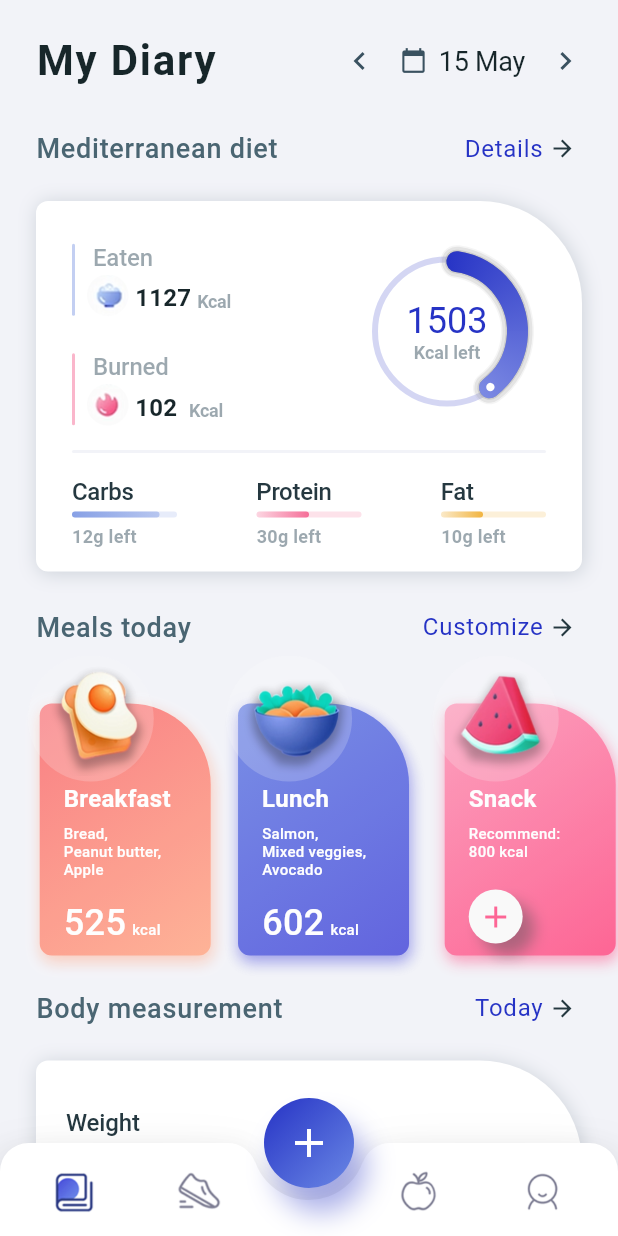
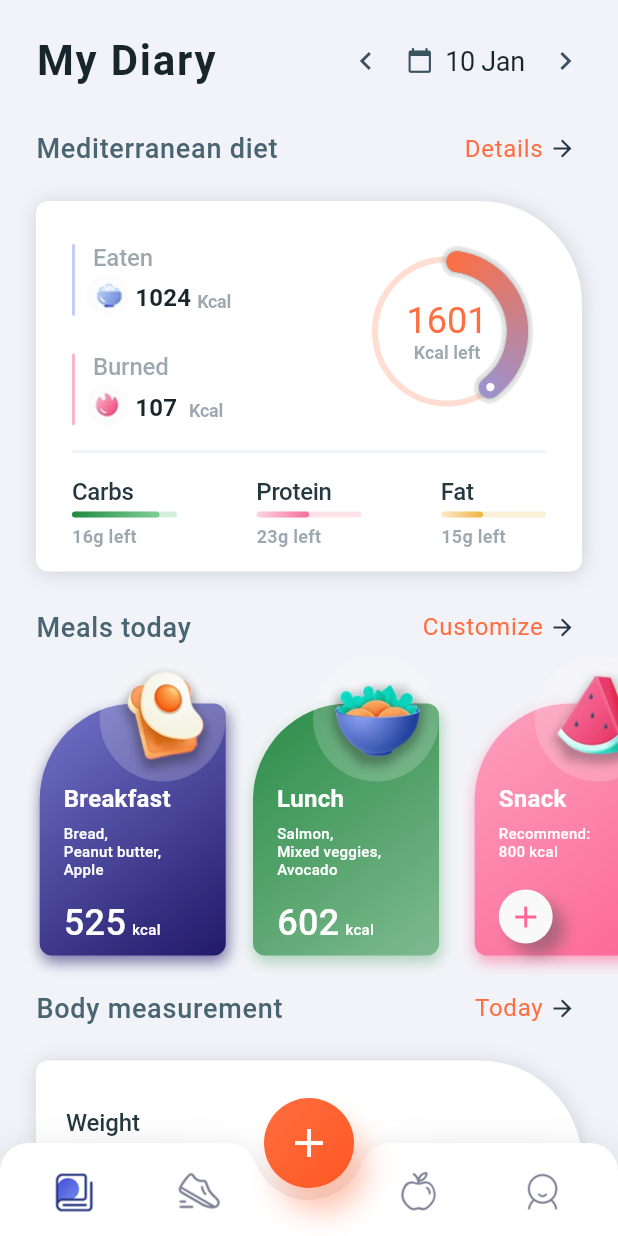
Before and after one commit to md-shahin-miah/Health-Assistance, a Flutter app: the FitnessAppHomeScreen screen opened directly, on a phone screen of 412 x 824 dp. Run offline on Flutter 3.47's test engine with Material 2 defaults, Android fonts, the light colour scheme and no system bars.

Commit message:
updated ui with their list

```diff
--- a/lib/app_theme.dart
+++ b/lib/app_theme.dart
@@ -6,7 +6,7 @@ class AppTheme {
   static const Color notWhite = Color(0xFFEDF0F2);
   static const Color nearlyWhite = Color(0xFFFEFEFE);
   static const Color white = Color(0xFFFFFFFF);
-  static const Color nearlyBlack = Color(0xFF213333);
+  static const Color nearlyDeepOrange = Colors.deepOrange;
   static const Color grey = Color(0xFF3A5160);
   static const Color dark_grey = Color(0xFF313A44);
 
--- a/lib/fitness_app/bottom_navigation_view/bottom_bar_view.dart
+++ b/lib/fitness_app/bottom_navigation_view/bottom_bar_view.dart
@@ -141,10 +141,10 @@ class _BottomBarViewState extends State<BottomBarView>
                       // alignment: Alignment.center,s
                       decoration: BoxDecoration(
                         color: FitnessAppTheme.nearlyDarkBlue,
-                        gradient: LinearGradient(
+                        gradient: const LinearGradient(
                             colors: [
                               FitnessAppTheme.nearlyDarkBlue,
-                              HexColor('#6A88E5'),
+                              FitnessAppTheme.nearlyBlue,
                             ],
                             begin: Alignment.topLeft,
                             end: Alignment.bottomRight),
--- a/lib/fitness_app/fitness_app_theme.dart
+++ b/lib/fitness_app/fitness_app_theme.dart
@@ -5,9 +5,9 @@ class FitnessAppTheme {
   static const Color nearlyWhite = Color(0xFFFAFAFA);
   static const Color white = Color(0xFFFFFFFF);
   static const Color background = Color(0xFFF2F3F8);
-  static const Color nearlyDarkBlue = Color(0xFF2633C5);
+  static const Color nearlyDarkBlue = Colors.deepOrangeAccent;
 
-  static const Color nearlyBlue = Color(0xFF00B6F0);
+  static const Color nearlyBlue = Colors.deepOrange;
   static const Color nearlyBlack = Color(0xFF213333);
   static const Color grey = Color(0xFF3A5160);
   static const Color dark_grey = Color(0xFF313A44);
--- a/lib/fitness_app/models/meals_list_data.dart
+++ b/lib/fitness_app/models/meals_list_data.dart
@@ -21,16 +21,17 @@ class MealsListData {
       titleTxt: 'Breakfast',
       kacl: 525,
       meals: <String>['Bread,', 'Peanut butter,', 'Apple'],
-      startColor: '#FA7D82',
-      endColor: '#FFB295',
+      startColor: '#6F72CA',
+      endColor: '#1E1466',
+
     ),
     MealsListData(
       imagePath: 'assets/fitness_app/lunch.png',
       titleTxt: 'Lunch',
       kacl: 602,
       meals: <String>['Salmon,', 'Mixed veggies,', 'Avocado'],
-      startColor: '#738AE6',
-      endColor: '#5C5EDD',
+      startColor: '#21883F',
+      endColor: '#79B78B',
     ),
     MealsListData(
       imagePath: 'assets/fitness_app/snack.png',
@@ -45,8 +46,8 @@ class MealsListData {
       titleTxt: 'Dinner',
       kacl: 0,
       meals: <String>['Recommend:', '703 kcal'],
-      startColor: '#6F72CA',
-      endColor: '#1E1466',
+      startColor: '#FA7D82',
+      endColor: '#FFB295',
     ),
   ];
 }
--- a/lib/fitness_app/my_diary/meals_list_view.dart
+++ b/lib/fitness_app/my_diary/meals_list_view.dart
@@ -104,7 +104,7 @@ class MealsView extends StatelessWidget {
             transform: Matrix4.translationValues(
                 100 * (1.0 - animation!.value), 0.0, 0.0),
             child: SizedBox(
-              width: 130,
+              width: 140,
               child: Stack(
                 children: <Widget>[
                   Padding(
@@ -130,8 +130,8 @@ class MealsView extends StatelessWidget {
                         borderRadius: const BorderRadius.only(
                           bottomRight: Radius.circular(8.0),
                           bottomLeft: Radius.circular(8.0),
-                          topLeft: Radius.circular(8.0),
-                          topRight: Radius.circular(54.0),
+                          topLeft: Radius.circular(64.0),
+                          topRight: Radius.circular(8.0),
                         ),
                       ),
                       child: Padding(
@@ -235,7 +235,7 @@ class MealsView extends StatelessWidget {
                   ),
                   Positioned(
                     top: 0,
-                    left: 0,
+                    right: 8,
                     child: Container(
                       width: 84,
                       height: 84,
@@ -247,7 +247,7 @@ class MealsView extends StatelessWidget {
                   ),
                   Positioned(
                     top: 0,
-                    left: 8,
+                    right: 8,
                     child: SizedBox(
                       width: 80,
                       height: 80,
--- a/lib/fitness_app/my_diary/my_diary_screen.dart
+++ b/lib/fitness_app/my_diary/my_diary_screen.dart
@@ -272,7 +272,7 @@ class _MyDiaryScreenState extends State<MyDiaryScreen>
                                 borderRadius: const BorderRadius.all(
                                     Radius.circular(32.0)),
                                 onTap: () {},
-                                child: Center(
+                                child: const Center(
                                   child: Icon(
                                     Icons.keyboard_arrow_left,
                                     color: FitnessAppTheme.grey,
@@ -286,9 +286,9 @@ class _MyDiaryScreenState extends State<MyDiaryScreen>
                                 right: 8,
                               ),
                               child: Row(
-                                children: <Widget>[
+                                children: const <Widget>[
                                   Padding(
-                                    padding: const EdgeInsets.only(right: 8),
+                                    padding: EdgeInsets.only(right: 8),
                                     child: Icon(
                                       Icons.calendar_today,
                                       color: FitnessAppTheme.grey,
@@ -296,7 +296,7 @@ class _MyDiaryScreenState extends State<MyDiaryScreen>
                                     ),
                                   ),
                                   Text(
-                                    '15 May',
+                                    '10 Jan',
                                     textAlign: TextAlign.left,
                                     style: TextStyle(
                                       fontFamily: FitnessAppTheme.fontName,
@@ -317,7 +317,7 @@ class _MyDiaryScreenState extends State<MyDiaryScreen>
                                 borderRadius: const BorderRadius.all(
                                     Radius.circular(32.0)),
                                 onTap: () {},
-                                child: Center(
+                                child: const Center(
                                   child: Icon(
                                     Icons.keyboard_arrow_right,
                                     color: FitnessAppTheme.grey,
--- a/lib/fitness_app/training/training_screen.dart
+++ b/lib/fitness_app/training/training_screen.dart
@@ -252,7 +252,7 @@ class _TrainingScreenState extends State<TrainingScreen>
                                     ),
                                   ),
                                   Text(
-                                    "15 May",
+                                    "10 Jan",
                                     textAlign: TextAlign.left,
                                     style: TextStyle(
                                       fontFamily: FitnessAppTheme.fontName,
--- a/lib/fitness_app/ui_view/mediterranean_diet_view.dart
+++ b/lib/fitness_app/ui_view/mediterranean_diet_view.dart
@@ -62,7 +62,7 @@ class MediterranesnDietView extends StatelessWidget {
                                         decoration: BoxDecoration(
                                           color: HexColor('#87A0E5')
                                               .withOpacity(0.5),
-                                          borderRadius: BorderRadius.all(
+                                          borderRadius: const BorderRadius.all(
                                               Radius.circular(4.0)),
                                         ),
                                       ),
@@ -108,7 +108,7 @@ class MediterranesnDietView extends StatelessWidget {
                                                       const EdgeInsets.only(
                                                           left: 4, bottom: 3),
                                                   child: Text(
-                                                    '${(1127 * animation!.value).toInt()}',
+                                                    '${(1024 * animation!.value).toInt()}',
                                                     textAlign: TextAlign.center,
                                                     style: const TextStyle(
                                                       fontFamily:
@@ -207,7 +207,7 @@ class MediterranesnDietView extends StatelessWidget {
                                                       const EdgeInsets.only(
                                                           left: 4, bottom: 3),
                                                   child: Text(
-                                                    '${(102 * animation!.value).toInt()}',
+                                                    '${(107 * animation!.value).toInt()}',
                                                     textAlign: TextAlign.center,
                                                     style: const TextStyle(
                                                       fontFamily:
@@ -272,7 +272,7 @@ class MediterranesnDietView extends StatelessWidget {
                                         border: Border.all(
                                             width: 4,
                                             color: FitnessAppTheme
-                                                .nearlyDarkBlue
+                                            .nearlyBlue
                                                 .withOpacity(0.2)),
                                       ),
                                       child: Column(
@@ -282,7 +282,7 @@ class MediterranesnDietView extends StatelessWidget {
                                             CrossAxisAlignment.center,
                                         children: <Widget>[
                                           Text(
-                                            '${(1503 * animation!.value).toInt()}',
+                                            '${(1601 * animation!.value).toInt()}',
                                             textAlign: TextAlign.center,
                                             style: const TextStyle(
                                               fontFamily:
@@ -375,7 +375,7 @@ class MediterranesnDietView extends StatelessWidget {
                                     width: 70,
                                     decoration: BoxDecoration(
                                       color:
-                                          HexColor('#87A0E5').withOpacity(0.2),
+                                          HexColor('#2AAA4F').withOpacity(0.2),
                                       borderRadius: const BorderRadius.all(
                                           Radius.circular(4.0)),
                                     ),
@@ -386,8 +386,8 @@ class MediterranesnDietView extends StatelessWidget {
                                           height: 4,
                                           decoration: BoxDecoration(
                                             gradient: LinearGradient(colors: [
-                                              HexColor('#87A0E5'),
-                                              HexColor('#87A0E5')
+                                              HexColor('#21883F'),
+                                              HexColor('#2AAA4F')
                                                   .withOpacity(0.5),
                                             ]),
                                             borderRadius: const BorderRadius.all(
@@ -401,7 +401,7 @@ class MediterranesnDietView extends StatelessWidget {
                                 Padding(
                                   padding: const EdgeInsets.only(top: 6),
                                   child: Text(
-                                    '12g left',
+                                    '16g left',
                                     textAlign: TextAlign.center,
                                     style: TextStyle(
                                       fontFamily: FitnessAppTheme.fontName,
@@ -470,7 +470,7 @@ class MediterranesnDietView extends StatelessWidget {
                                     Padding(
                                       padding: const EdgeInsets.only(top: 6),
                                       child: Text(
-                                        '30g left',
+                                        '23g left',
                                         textAlign: TextAlign.center,
                                         style: TextStyle(
                                           fontFamily: FitnessAppTheme.fontName,
@@ -541,7 +541,7 @@ class MediterranesnDietView extends StatelessWidget {
                                     Padding(
                                       padding: const EdgeInsets.only(top: 6),
                                       child: Text(
-                                        '10g left',
+                                        '15g left',
                                         textAlign: TextAlign.center,
                                         style: TextStyle(
                                           fontFamily: FitnessAppTheme.fontName,
--- a/lib/fitness_app/ui_view/workout_view.dart
+++ b/lib/fitness_app/ui_view/workout_view.dart
@@ -26,7 +26,7 @@ class WorkoutView extends StatelessWidget {
                 decoration: BoxDecoration(
                   gradient: LinearGradient(colors: [
                     FitnessAppTheme.nearlyDarkBlue,
-                    HexColor("#6F56E8")
+                    HexColor("#A88EB2")
                   ], begin: Alignment.topLeft, end: Alignment.bottomRight),
                   borderRadius: const BorderRadius.only(
                       topLeft: Radius.circular(8.0),
--- a/lib/introduction_animation/components/center_next_button.dart
+++ b/lib/introduction_animation/components/center_next_button.dart
@@ -74,7 +74,7 @@ class CenterNextButton extends StatelessWidget {
                   decoration: BoxDecoration(
                     borderRadius: BorderRadius.circular(
                         8 + 32 * (1 - signUpMoveAnimation.value)),
-                    color: Color(0xff132137),
+                    color: Colors.deepOrange,
                   ),
                   child: PageTransitionSwitcher(
                     duration: Duration(milliseconds: 480),
@@ -188,7 +188,7 @@ class CenterNextButton extends StatelessWidget {
                 decoration: BoxDecoration(
                   borderRadius: BorderRadius.circular(32),
                   color: _selectedIndex == i
-                      ? Color(0xff132137)
+                      ? Colors.deepOrange
                       : Color(0xffE3E4E4),
                 ),
                 width: 10,
--- a/lib/introduction_animation/components/splash_view.dart
+++ b/lib/introduction_animation/components/splash_view.dart
@@ -70,7 +70,7 @@ class _SplashViewState extends State<SplashView> {
                   ),
                   decoration: BoxDecoration(
                     borderRadius: BorderRadius.circular(38.0),
-                    color: const Color(0xff132137),
+                    color: Colors.deepOrange,
                   ),
                   child: const Text(
                     "Let's Start",
--- a/lib/introduction_animation/introduction_animation_screen.dart
+++ b/lib/introduction_animation/introduction_animation_screen.dart
@@ -25,7 +25,7 @@ class _IntroductionAnimationScreenState
   @override
   void initState() {
     _animationController =
-        AnimationController(vsync: this, duration: Duration(seconds: 8));
+        AnimationController(vsync: this, duration: const Duration(seconds: 8));
     _animationController?.animateTo(0.0);
     super.initState();
   }
@@ -40,7 +40,7 @@ class _IntroductionAnimationScreenState
   Widget build(BuildContext context) {
     print(_animationController?.value);
     return Scaffold(
-      backgroundColor: Color(0xffF7EBE1),
+      backgroundColor: const Color(0xffF7EBE1),
       body: ClipRect(
         child: Stack(
           children: [
```
Also changed, not shown: lib/introduction_animation/components/care_view.dart (+7 -7 lines), lib/introduction_animation/components/mood_diary_vew.dart (+5 -5 lines), pubspec.lock.
